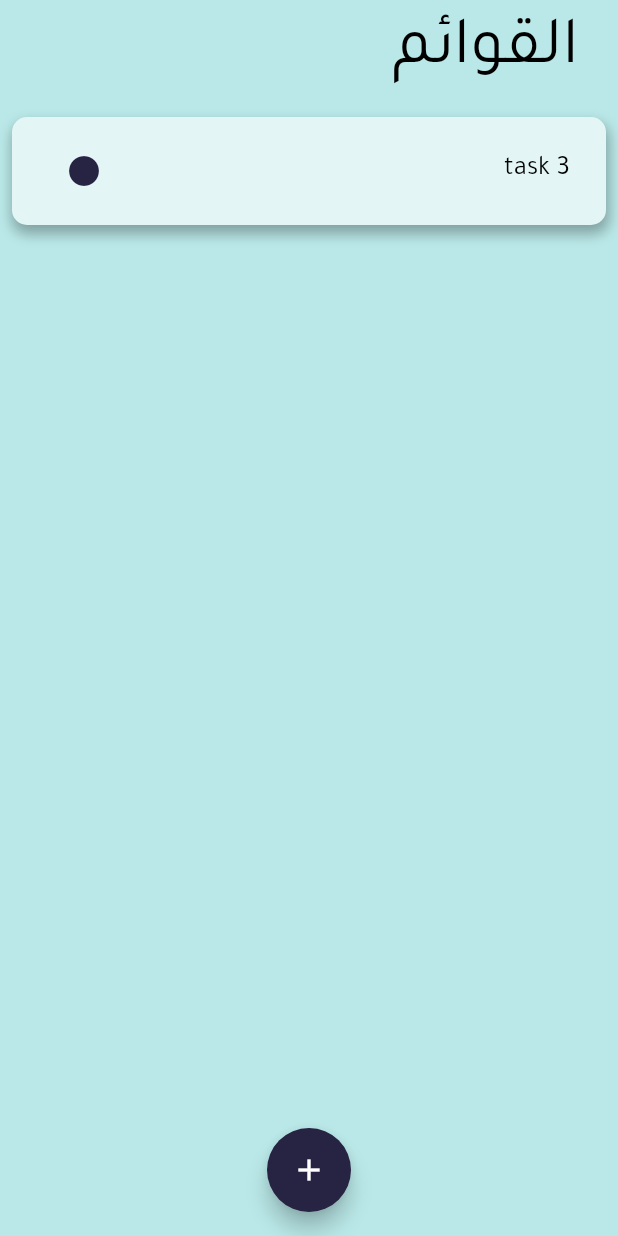
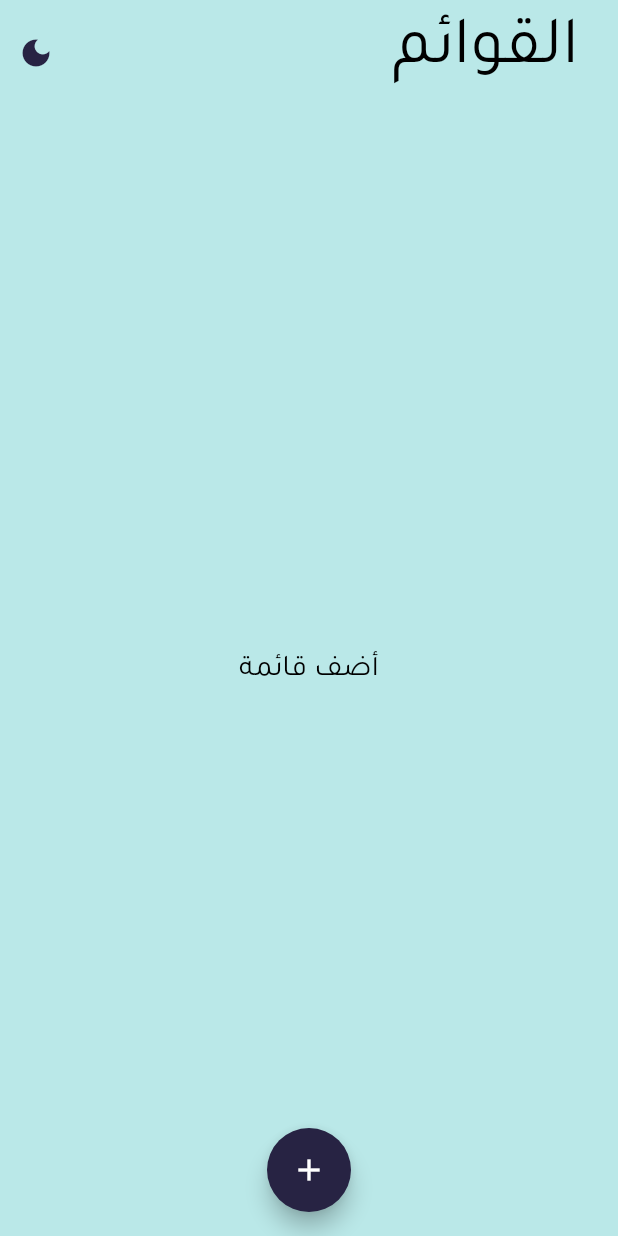
Before and after one commit to Mahmoudgarwallane/mToDoX, a Flutter app: the screen it shows after launch, on a phone screen of 412 x 824 dp. Run offline on Flutter 3.47's test engine with Material 2 defaults, Android fonts, the light colour scheme and no system bars; our stand-ins replace bloc, flutter_bloc, sqflite; accounts and stored records are empty.

Commit message:
feat : adding  local storage and dark theme

```diff
--- a/lib/assets/colors.dart
+++ b/lib/assets/colors.dart
@@ -1,13 +1,38 @@
 import 'package:flutter/material.dart';
-class color{
 
-Color white= const Color(0xffFFFFFF);
-Color black= const Color(0xff000000);
-Color green= const Color(0xff0D7377);
-Color purple= const Color(0xff272343);
-Color lightgrey= const Color(0xff323232);
-Color deepwhite= const Color(0xffE3F6F5);
-Color grey= const Color(0xff212121);
-Color lightblue= const Color(0xffBAE8E8);
-Color blurywhite= const Color.fromRGBO(255, 255, 255, 0.65);
+class color {
+// light theme
+  static Color color1 = const Color(0xffFFFFFF);
+  static Color color2 = const Color(0xff000000);
+  static Color color3 = const Color(0xff272343);
+  static Color color4 = const Color(0xffE3F6F5);
+  static Color color5 = const Color(0xffBAE8E8);
+
+  static Color white = const Color(0xffFFFFFF);
+  static Color black = const Color(0xff000000);
+  static Color purple = const Color(0xff272343);
+  static Color deepwhite = const Color(0xffE3F6F5);
+  static Color lightblue = const Color(0xffBAE8E8);
+
+  static switchTheme(bool isDark) {
+    if (!isDark) {
+      color1 = white;
+      color2 = black;
+      color3 = purple;
+      color4 = deepwhite;
+      color5 = lightblue;
+    } else {
+      color1 = black;
+      color2 = white;
+      color3 = green;
+      color4 = lightgrey;
+      color5 = grey;
+    }
+  }
+
+// dark theme
+  static Color grey = const Color(0xff212121);
+  static Color blurywhite = const Color.fromRGBO(255, 255, 255, 0.65);
+  static Color green = const Color(0xff0D7377);
+  static Color lightgrey = const Color(0xff323232);
 }
--- a/lib/cubit/todo_state.dart
+++ b/lib/cubit/todo_state.dart
@@ -1,21 +1,11 @@
 part of 'todo_cubit.dart';
 
-class Task {
-  String name;
-
-  String description;
-  Task({
-    required this.name,
-    required this.description,
-  });
-}
-
-class Category {
-  final List<Task> tasks  = [];
-  String name;
-  Category({
-    required this.name,
-  });
+class TodoFields {
+  static final tableTodo = "todo";
+  static final id = "id";
+  static final name = "name";
+  static final description = "description";
+  static final parentID = "parentID";
 }
 
 class TodoState {
@@ -28,6 +18,6 @@ class TodoState {
 class TodoInitial extends TodoState {
   TodoInitial({required List<Category> categories})
       : super(
-          categories:categories,
+          categories: categories,
         );
 }
--- a/lib/main.dart
+++ b/lib/main.dart
@@ -5,25 +5,25 @@ import 'pages/lists_page.dart';
 import 'package:flutter_bloc/flutter_bloc.dart';
 
 // Todo : add time feature (abdo's sugestion)
-void main() {
+void main()async {
   runApp(MyApp());
+
 }
 
 class MyApp extends StatelessWidget {
-  color mycolors = color();
 
   MyApp({Key? key}) : super(key: key);
 
   @override
   Widget build(BuildContext context) {
     return BlocProvider<TodoCubit>(
-      create: (context) => TodoCubit([Category(name: "task 3")]),
+      create: (context) => TodoCubit([]),
       child: MaterialApp(
         debugShowCheckedModeBanner: false,
         theme: ThemeData(
           fontFamily: "Tajawal",
           appBarTheme: AppBarTheme(
-            iconTheme: IconThemeData(color: mycolors.purple), // 1
+            iconTheme: IconThemeData(color: color.color3), // 1
           ),
         ),
         initialRoute: '/',
--- /dev/null
+++ b/lib/model/category.dart
@@ -0,0 +1,36 @@
+import 'dart:convert';
+
+import 'package:mtodox/cubit/todo_cubit.dart';
+import 'package:mtodox/model/task.dart';
+
+class Category {
+  final int? id;
+  List<Task> tasks = [];
+  final String name;
+  Category({
+    this.id,
+    required this.name,
+  });
+
+  Category copy({
+    int? id,
+    String? name,
+  }) {
+    return Category(
+      id: id ?? this.id,
+      name: name ?? this.name,
+    );
+  }
+
+  Map<String, dynamic> toJson() => {TodoFields.id: id, TodoFields.name: name};
+
+  factory Category.fromJson(Map<String, dynamic> map) {
+    return Category(
+      name: map[TodoFields.name] as String,
+      id: map[TodoFields.id] as int,
+    );
+  }
+
+  @override
+  String toString() => 'Category(id: $id, tasks: $tasks, name: $name)';
+}
--- /dev/null
+++ b/lib/model/task.dart
@@ -0,0 +1,45 @@
+import 'package:mtodox/cubit/todo_cubit.dart';
+
+class Task {
+  final int? id;
+  final String name;
+  final int parentID;
+
+  final String description;
+  Task({
+    required this.parentID,
+    this.id,
+    required this.name,
+    required this.description,
+  });
+
+  Task copy({
+    int? id,
+    String? name,
+    String? description,
+    int? parentID
+  }) {
+    return Task(
+      parentID: parentID??this.parentID,
+      id: id ?? this.id,
+      name: name ?? this.name,
+      description: description ?? this.description,
+    );
+  }
+
+  Map<String, dynamic> toJson() => {
+        TodoFields.id: id,
+        TodoFields.parentID : parentID,
+        TodoFields.name: name,
+        TodoFields.description: description
+      };
+
+  factory Task.fromJson(Map<String, dynamic> map) {
+    return Task(
+      parentID: map[TodoFields.parentID],
+      name: map[TodoFields.name] as String,
+      id: map[TodoFields.id] as int,
+      description: map[TodoFields.description] as String,
+    );
+  }
+}
--- a/lib/pages/lists_page.dart
+++ b/lib/pages/lists_page.dart
@@ -3,14 +3,28 @@ import 'package:flutter_bloc/flutter_bloc.dart';
 import 'package:mtodox/cubit/todo_cubit.dart';
 import 'package:mtodox/widgets/list_tile.dart';
 import '../assets/colors.dart';
+import '../model/category.dart';
 import '../widgets/list_dialog.dart';
 
-class ListPage extends StatelessWidget {
+class ListPage extends StatefulWidget {
   const ListPage({Key? key}) : super(key: key);
 
   @override
+  State<ListPage> createState() => _ListPageState();
+}
+
+class _ListPageState extends State<ListPage> {
+  bool isDark = false;
+  @override
+  void initState() {
+    // TODO: implement initState
+    super.initState();
+    context.read<TodoCubit>().loadCategories();
+    bool isDark = false;
+  }
+
+  @override
   Widget build(BuildContext context) {
-    color myColors = color();
     return Directionality(
       // add this
       textDirection: TextDirection.rtl, // set this property
@@ -21,7 +35,7 @@ class ListPage extends StatelessWidget {
           floatingActionButtonLocation:
               FloatingActionButtonLocation.centerFloat,
           floatingActionButton: FloatingActionButton(
-            backgroundColor: myColors.purple,
+            backgroundColor: color.color3,
             child: const Icon(
               Icons.add,
             ),
@@ -29,26 +43,40 @@ class ListPage extends StatelessWidget {
               Mdialog().ListDialog(context);
             },
           ),
+          backgroundColor: color.color5,
           appBar: AppBar(
             toolbarHeight: 70,
-            backgroundColor: myColors.lightblue,
+            backgroundColor: color.color5,
             elevation: 0,
+            actions: [
+              IconButton(
+                  onPressed: () {
+                    setState(() {
+                      color.switchTheme(isDark);
+                    });
+                    isDark = !isDark;
+                  },
+                  icon: Icon(
+                    !isDark ? Icons.dark_mode : Icons.light_mode,
+                    color: color.color3,
+                  )),
+            ],
             title: Padding(
               padding: const EdgeInsets.all(10),
               child: Text(
                 "القوائم",
-                style: TextStyle(fontSize: 45, color: myColors.black),
+                style: TextStyle(fontSize: 45, color: color.color2),
               ),
             ),
           ),
           body: Container(
-            color: myColors.lightblue,
+            color: color.color5,
             child: Builder(builder: (context) {
               if (context.watch<TodoCubit>().categories.isEmpty) {
                 return Center(
                     child: Text(
                   "أضف قائمة",
-                  style: TextStyle(fontSize: 20, color: myColors.black),
+                  style: TextStyle(fontSize: 20, color: color.color2),
                 ));
               } else {
                 return ListView.builder(
--- a/lib/widgets/list_tile.dart
+++ b/lib/widgets/list_tile.dart
@@ -2,6 +2,7 @@ import 'package:flutter/material.dart';
 import 'package:mtodox/cubit/todo_cubit.dart';
 import '../assets/colors.dart';
 
+import '../model/category.dart';
 import '../pages/task_page.dart';
 import 'package:provider/provider.dart';
 
@@ -17,8 +18,6 @@ class CustomListTile extends StatefulWidget {
 }
 
 class _CustomListTileState extends State<CustomListTile> {
-  final color my_Colors = color();
-
   bool visible = true;
 
   @override
@@ -37,7 +36,7 @@ class _CustomListTileState extends State<CustomListTile> {
                     blurRadius: 7,
                     offset: const Offset(1, 5)),
               ],
-              color: my_Colors.deepwhite,
+              color: color.color4,
             ),
             child: Dismissible(
               onDismissed: (direction) {
@@ -68,7 +67,6 @@ class _CustomListTileState extends State<CustomListTile> {
                 padding: const EdgeInsets.all(8.0),
                 child: ListTile(
                   onTap: () {
-                    print("Category pressed");
                     Navigator.push(context,
                         MaterialPageRoute(builder: (context) {
                       return TaskPage(
@@ -80,11 +78,11 @@ class _CustomListTileState extends State<CustomListTile> {
                       onPressed: () {},
                       icon: Icon(
                         Icons.circle,
-                        color: my_Colors.purple,
+                        color: color.color3,
                       )),
                   title: Text(
                     widget.category.name,
-                    style: TextStyle(fontSize: 18, color: my_Colors.black),
+                    style: TextStyle(fontSize: 18, color: color.color2),
                   ),
                 ),
               ),
--- a/pubspec.yaml
+++ b/pubspec.yaml
@@ -36,6 +36,8 @@ dependencies:
   cupertino_icons: ^1.0.2
   bloc: ^8.0.3
   flutter_bloc: ^8.0.1
+  path: ^1.8.1
+  sqflite: ^2.0.2
 
 dev_dependencies:
   flutter_test:
```
Also changed, not shown: lib/cubit/todo_cubit.dart (+34 -6 lines), lib/db/todo_db.dart (added, +116 -0 lines), lib/pages/detail_page.dart (+7 -7 lines), lib/pages/task_page.dart (+26 -14 lines), lib/widgets/list_dialog.dart (+12 -14 lines), lib/widgets/task_dialog.dart (+25 -22 lines), lib/widgets/task_tile.dart (+10 -6 lines), pubspec.lock, 7 other files.
